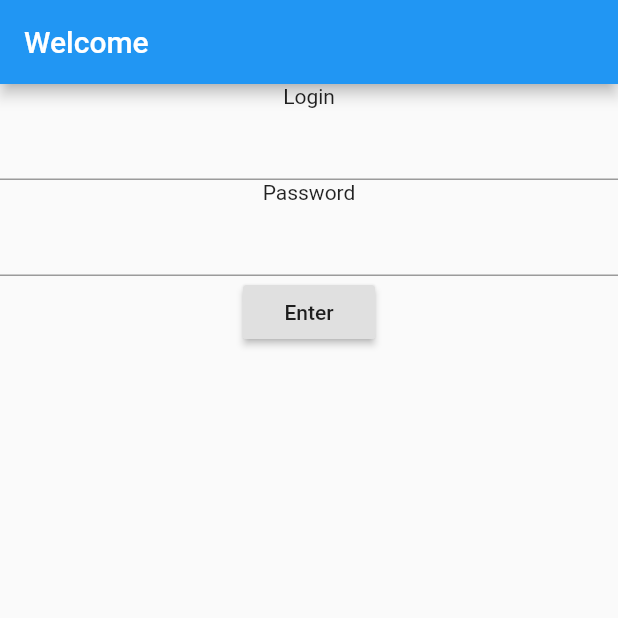
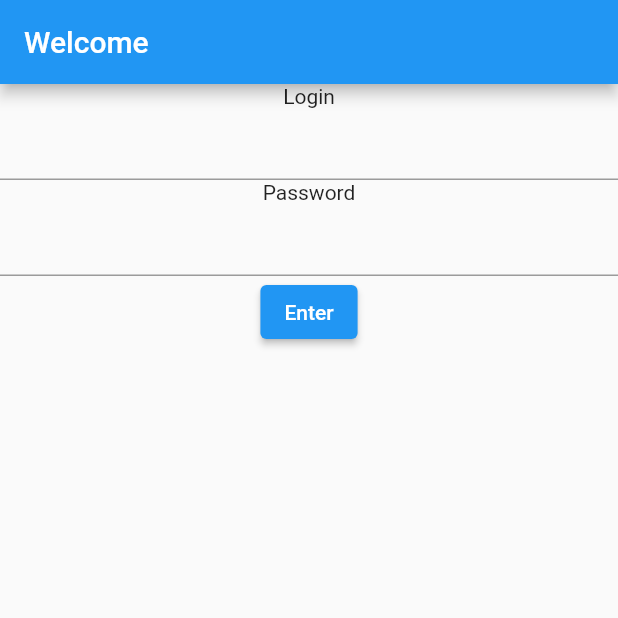
Before and after one commit to junsuk5/flutter_cart_bloc_exam, a Flutter app: the screen it shows after launch, on a phone screen of 412 x 824 dp, the top half of it. Run offline on Flutter 3.47's test engine with Material 2 defaults, Android fonts, the phone set to English and light mode, and no system bars; our stand-ins replace bloc, flutter_bloc.

```diff
--- a/lib/bloc/cart_bloc.dart
+++ b/lib/bloc/cart_bloc.dart
@@ -11,21 +11,18 @@ class CartEvent {
 }
 
 class CartBloc extends Bloc<CartEvent, List<Item>> {
-  List<Item> items = [];
-
-  @override
-  List<Item> get initialState => [];
+  CartBloc() : super([]);
 
   @override
   Stream<List<Item>> mapEventToState(CartEvent event) async* {
-    switch(event.type) {
+    switch (event.type) {
       case CartEventType.add:
-        items.add(event.item);
+        state.add(event.item);
         break;
       case CartEventType.remove:
-        items.remove(event.item);
+        state.remove(event.item);
         break;
     }
-    yield items;
+    yield state;
   }
 }
--- a/lib/main.dart
+++ b/lib/main.dart
@@ -18,7 +18,7 @@ class MyApp extends StatelessWidget {
   @override
   Widget build(BuildContext context) {
     return BlocProvider(
-      builder: (context) => CartBloc(),
+      create: (BuildContext context) => CartBloc(),
       child: MaterialApp(
         title: 'Flutter Code Sample for material.Scaffold',
         theme: ThemeData(
--- a/lib/src/login_screen.dart
+++ b/lib/src/login_screen.dart
@@ -22,7 +22,7 @@ class _MyLoginScreenState extends State<MyLoginScreen> {
           TextField(controller: _loginController,),
           Text('Password'),
           TextField(controller: _passwordController,),
-          RaisedButton(
+          ElevatedButton(
             onPressed: () {
               Navigator.of(context).push(MaterialPageRoute(builder: (context) => MyCatalog()));
             },
--- a/pubspec.yaml
+++ b/pubspec.yaml
@@ -14,7 +14,7 @@ description: A new Flutter application.
 version: 1.0.0+1
 
 environment:
-  sdk: ">=2.1.0 <3.0.0"
+  sdk: ">=2.7.0 <3.0.0"
 
 dependencies:
   flutter:
@@ -24,7 +24,7 @@ dependencies:
   # Use with the CupertinoIcons class for iOS style icons.
   cupertino_icons: ^0.1.2
 
-  flutter_bloc: ^2.0.0
+  flutter_bloc: ^7.0.0
 
 dev_dependencies:
   flutter_test:
```
Also changed, not shown: pubspec.lock, 2 other files.
